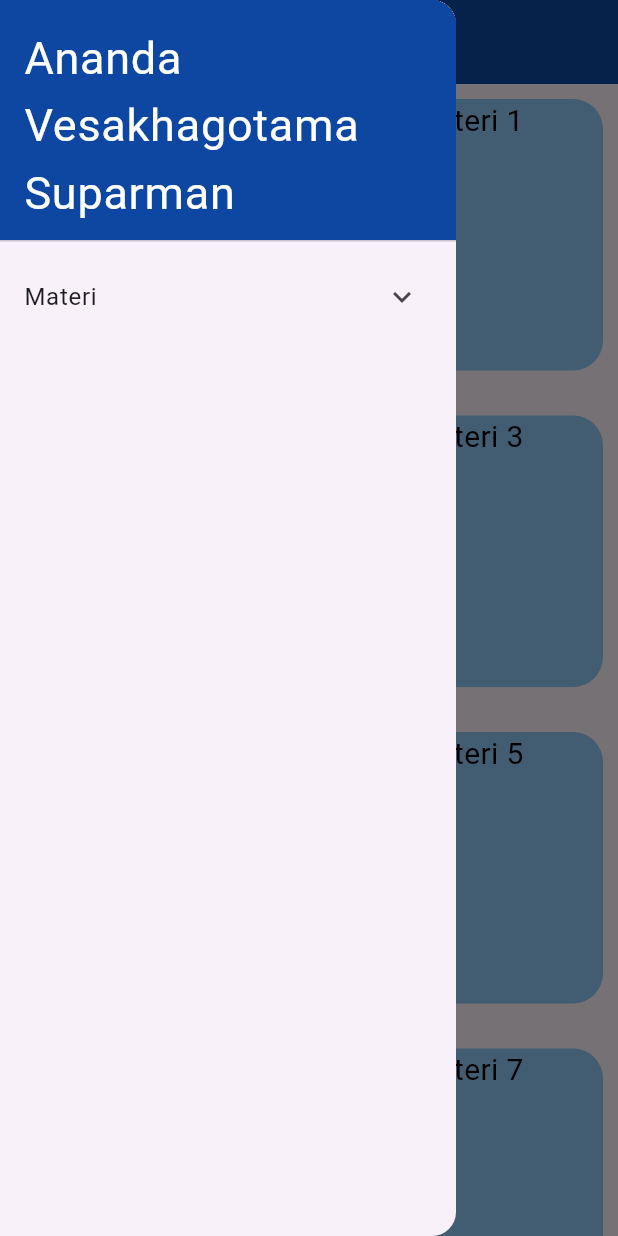
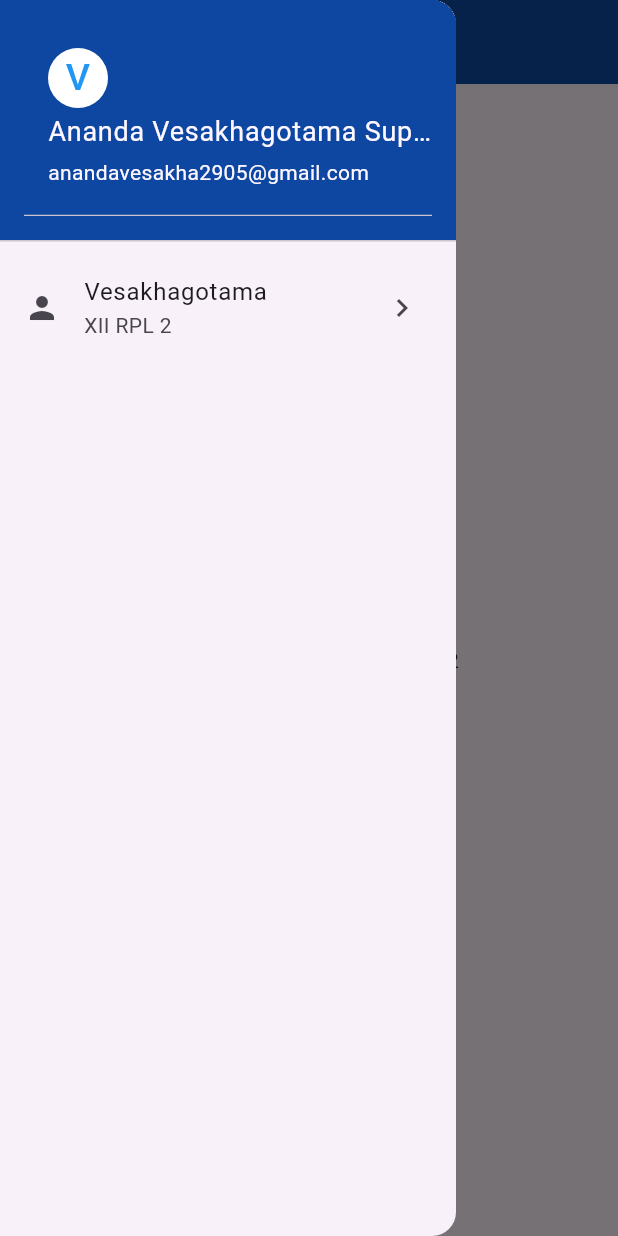
Before and after one commit to vesakhaa/drawer_listview, a Flutter app: the screen it shows after launch, with the side drawer open, on a phone screen of 412 x 824 dp. Run offline on Flutter 3.47's test engine with Material 3 defaults, Android fonts, the light colour scheme and no system bars.

Commit message:
Second Commit

```diff
--- a/lib/drawer.dart
+++ b/lib/drawer.dart
@@ -18,30 +18,33 @@ class MyHomePage extends StatelessWidget{
 
       ),
       drawer: buildGroupDrawer(context),
-      body: GridView.count(
-      crossAxisCount: 2,
-      crossAxisSpacing: 10.0,
-      mainAxisSpacing: 10.0,
-      shrinkWrap: true,
-      children:
-        List.generate(10, (index){
-          return Padding(padding : EdgeInsets.all(10),
-          child: Container(
-            decoration: BoxDecoration(
-              borderRadius: BorderRadius.circular(20.0),
-              color: Colors.blue[200],
-            ),
-            child: Text ("Materi $index",
-            textAlign: TextAlign.center,
-            style : const TextStyle(
-              fontSize: 20.0,
-              color: Colors.black,
-            )
-            )
-            )
-          );
-        })
-      ),
+      body: Center(
+        child: Text("Pemrograman Mobile $title"),
+      )
+      // body: GridView.count(
+      // crossAxisCount: 2,
+      // crossAxisSpacing: 10.0,
+      // mainAxisSpacing: 10.0,
+      // shrinkWrap: true,
+      // children:
+      //   List.generate(10, (index){
+      //     return Padding(padding : EdgeInsets.all(10),
+      //     child: Container(
+      //       decoration: BoxDecoration(
+      //         borderRadius: BorderRadius.circular(20.0),
+      //         color: Colors.blue[200],
+      //       ),
+      //       child: Text ("Materi $index",
+      //       textAlign: TextAlign.center,
+      //       style : const TextStyle(
+      //         fontSize: 20.0,
+      //         color: Colors.black,
+      //       )
+      //       )
+      //       )
+      //     );
+      //   })
+      // ),
     );
   }
   Widget buildGroupDrawer(BuildContext context)  {
@@ -51,29 +54,53 @@ class MyHomePage extends StatelessWidget{
         children: [
           DrawerHeader(
             decoration: BoxDecoration(color: Colors.blue[900]),
-            child: const Text("Ananda Vesakhagotama Suparman",
-            style: TextStyle(color: Colors.white,
-            fontSize: 30.0),
+            child: UserAccountsDrawerHeader(
+              decoration: BoxDecoration(color: Colors.blue[900]),
+              accountName: Text("Ananda Vesakhagotama Suparman",
+              style: TextStyle(
+                fontSize: 18.0,
+              ),
+              ),
+              accountEmail: Text("anandavesakha2905@gmail.com",),
+              currentAccountPictureSize: Size.square(40.0),
+              currentAccountPicture: CircleAvatar(backgroundColor: Colors.white,
+              child: Text("V",
+              style: TextStyle(
+                fontSize: 25.0,
+                color: Colors.blue,
+              ),),),
             ),
-          ),
-          ExpansionTile (title: const Text("Materi"),
-          children: [
-            ListTile(title: const Text("Materi 1"),
-            onTap: (){Navigator.pop(context);},
-            ),
-            ListTile(title: Text("Materi 2"),
-            onTap: (){Navigator.pop(context);},
-            ),
-            ListTile(title: Text("Materi 3"),
-            onTap: (){Navigator.pop(context);},
-            ),
-            ListTile(title: Text("Materi 4"),onTap: (){Navigator.pop(context);},
-            ),
-            ListTile(title: Text("Materi 5"),
-            onTap: (){Navigator.pop(context);},
-            ),
-          ],
-          )
+          //   child: const Text("Ananda Vesakhagotama Suparman",
+          //   style: TextStyle(color: Colors.white,
+          //   fontSize: 30.0),
+          //   ),
+          // ),
+          // ExpansionTile (title: const Text("Materi"),
+          // children: [
+          //   ListTile(title: const Text("Materi 1"),
+          //   onTap: (){Navigator.pop(context);},
+          //   ),
+          //   ListTile(title: Text("Materi 2"),
+          //   onTap: (){Navigator.pop(context);},
+          //   ),
+          //   ListTile(title: Text("Materi 3"),
+          //   onTap: (){Navigator.pop(context);},
+          //   ),
+          //   ListTile(title: Text("Materi 4"),
+          //   onTap: (){Navigator.pop(context);},
+          //   ),
+          //   ListTile(title: Text("Materi 5"),
+          //   onTap: (){Navigator.pop(context);},
+          //   ),
+          // ],
+          // )
+      ),
+      ListTile(leading: Icon(Icons.person),
+      title: Text("Vesakhagotama"),
+      subtitle: Text("XII RPL 2"),
+      trailing: Icon(Icons.chevron_right),
+      ),
+
         ],
       ),
     );
```
